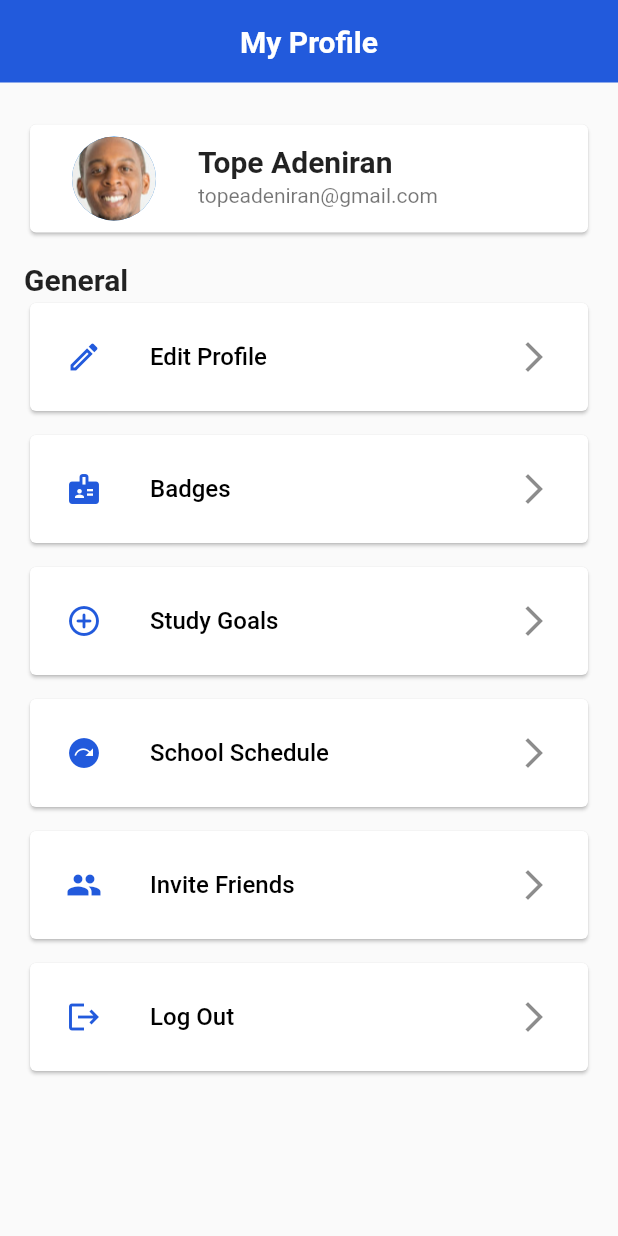
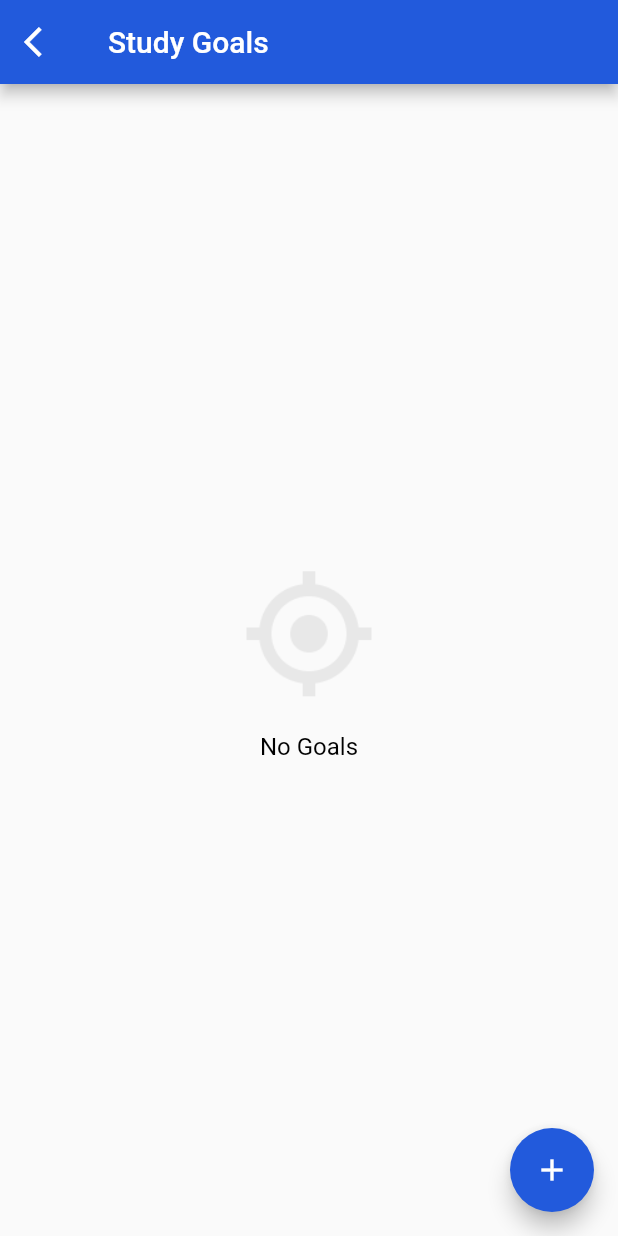
Before and after one commit to toyyibat1/My-StudyPal, a Flutter app: the ProfileScreen screen opened directly, after a tap on "Study Goals", on a phone screen of 412 x 824 dp. Run offline on Flutter 3.47's test engine with Material 2 defaults, Android fonts, the phone set to English and light mode, and no system bars; our stand-ins replace firebase_core, flutter_spinkit, flutter_svg, google_fonts; accounts and stored records are empty.

Commit message:
added goals, badges and badges screens

```diff
--- a/lib/src/core/images.dart
+++ b/lib/src/core/images.dart
@@ -3,6 +3,7 @@ const logo2 = 'assets/logo2.png';
 const welcome = 'assets/man.png';
 const task = 'assets/task.png';
 const timetable = 'assets/timetable.png';
+const goal = 'assets/goals.png';
 
 const onboarding1 = 'assets/onboarding1.svg';
 const onboarding2 = 'assets/onboarding2.svg';
--- a/lib/src/views/screens/profile_screen.dart
+++ b/lib/src/views/screens/profile_screen.dart
@@ -2,6 +2,8 @@
 import 'package:flutter/material.dart';
 import 'package:my_study_pal/src/core/constants.dart';
 import 'package:my_study_pal/src/core/images.dart';
+import 'package:my_study_pal/src/views/screens/badges_screen.dart';
+import 'package:my_study_pal/src/views/screens/study_goals.dart';
 
 import 'edit_profile_screen.dart';
 
@@ -72,7 +74,9 @@ class _ProfileScreenState extends State<ProfileScreen> {
                       ),
                       kExtraSmallVerticalSpacing,
                       ProfileCard(
-                        ontap: () {},
+                        ontap: () {
+                          Navigator.push(context, MaterialPageRoute(builder: (context)=> BadgesScreen()));
+                        },
                         text: 'Badges',
                         icon: Icon(
                           Icons.badge,
@@ -81,7 +85,9 @@ class _ProfileScreenState extends State<ProfileScreen> {
                       ),
                       kExtraSmallVerticalSpacing,
                       ProfileCard(
-                        ontap: () {},
+                        ontap: () {
+                          Navigator.push(context, MaterialPageRoute(builder: (context)=> StudyGoalsScreen()));
+                        },
                         text: 'Study Goals',
                         icon: Icon(
                           Icons.control_point_rounded,
--- /dev/null
+++ b/lib/src/views/screens/study_goals.dart
@@ -0,0 +1,45 @@
+
+import 'package:flutter/material.dart';
+import 'package:my_study_pal/src/core/constants.dart';
+import 'package:my_study_pal/src/core/images.dart';
+
+import 'add_study_goals.dart';
+
+class StudyGoalsScreen extends StatelessWidget {
+  @override
+  Widget build(BuildContext context) {
+    return Scaffold(
+      appBar: AppBar(
+        title: Text('Study Goals'),
+        backgroundColor: kPrimaryColor,
+        leading: GestureDetector(
+          onTap: ()=> Navigator.pop(context),
+          child: Icon(Icons.arrow_back_ios)
+        ),
+      ),
+      body: Center(
+        child: Column(
+          mainAxisAlignment: MainAxisAlignment.center,
+           children: [
+              Image.asset(
+                goal,
+                width: 100,
+                color: Colors.grey,
+              ),
+              kSmallVerticalSpacing,
+              Text(
+                'No Goals',
+                style: kLabelText,
+              ),
+            ],
+        ),
+      ),
+      floatingActionButton: FloatingActionButton(
+        backgroundColor: kPrimaryColor,
+        child: Icon(Icons.add),
+        onPressed: (){
+          Navigator.push(context, MaterialPageRoute(builder: (context)=> AddStudyGoals()));
+        }),
+    );
+  }
+}
```
Also changed, not shown: lib/src/views/screens/add_study_goals.dart (added, +71 -0 lines), lib/src/views/screens/badges_screen.dart (added, +19 -0 lines), lib/src/views/screens/edit_profile_screen.dart (+20 -15 lines), lib/src/views/screens/signin_screen.dart (+29 -11 lines), assets/goals.png (added).
